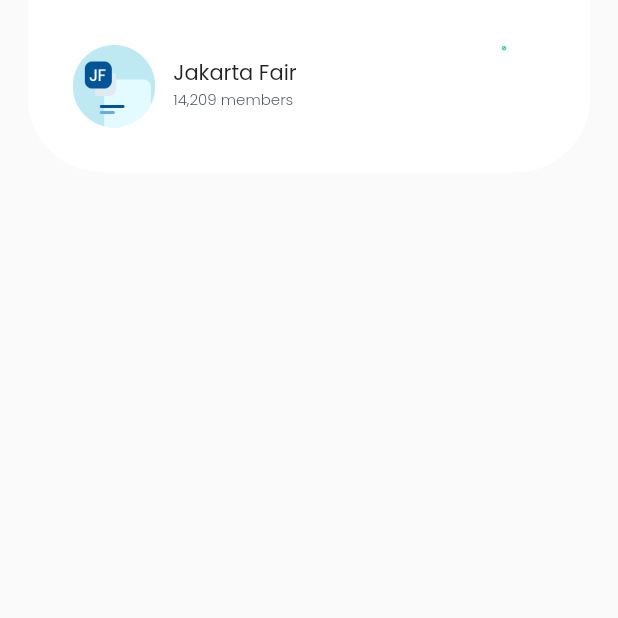
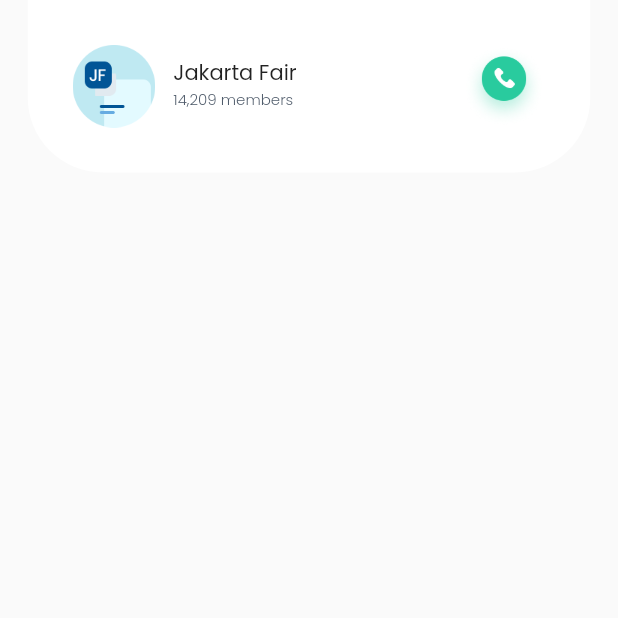
Before and after one commit to Apryn/chatty, a Flutter app: the screen it shows after launch, on a phone screen of 412 x 824 dp, the top half of it. Run offline on Flutter 3.47's test engine with Material 2 defaults, Android fonts, the phone set to English and light mode, and no system bars.

Commit message:
Modify Message_page.dart

```diff
--- a/lib/Message_page.dart
+++ b/lib/Message_page.dart
@@ -42,8 +42,6 @@ class Message_page extends StatelessWidget {
                   Spacer(),
                   Image.asset(
                     "assets/images/btn.png",
-                    width: 55,
-                    height: 5,
                   )
                 ],
               ),
```
